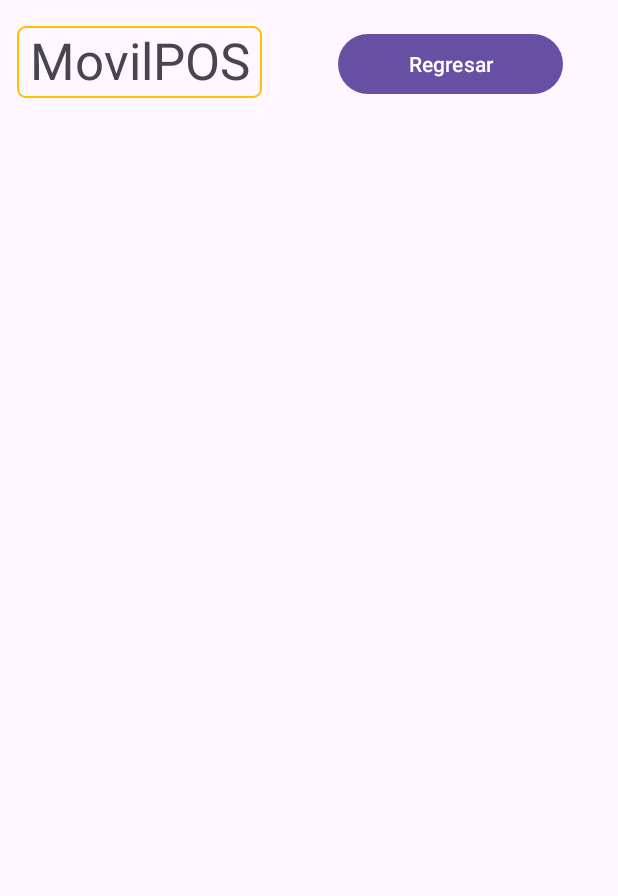
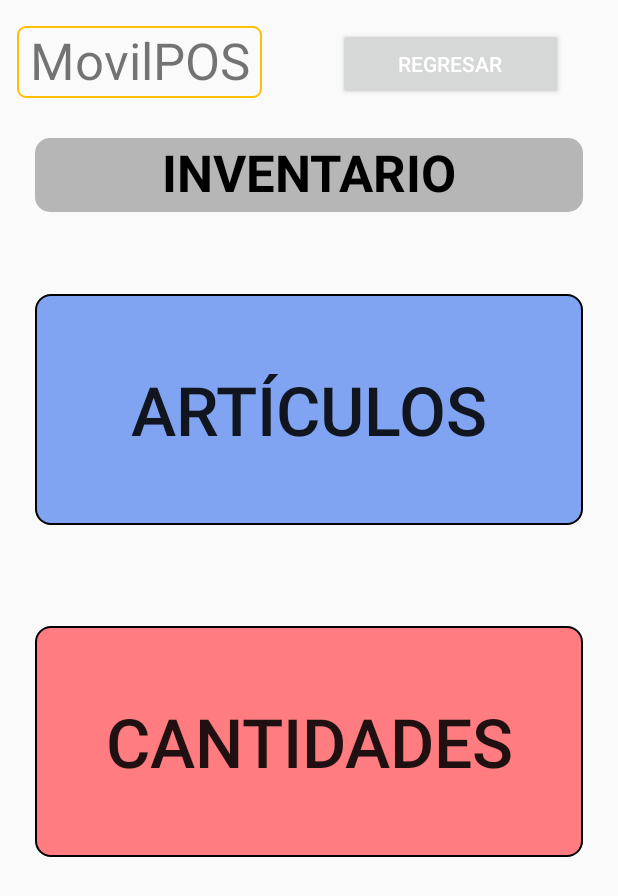
Before and after one commit to KaliGa70/ProyectoMovilPOS, an Android app: the cInventario screen opened directly, with no data from a screen before it, on a phone screen of 412 x 824 dp. Shown: the top 896 px of the screen. Run offline under Robolectric (Android 15) with nearby library versions, the phone set to English and light mode, and no system bars.

Commit message:
Apartado de inventario -> ARTICULOS/CANTIDADES

```diff
--- /dev/null
+++ b/app/src/main/res/drawable/custom_boton_articulos.xml
@@ -0,0 +1,8 @@
+<?xml version="1.0" encoding="utf-8"?>
+<shape xmlns:android="http://schemas.android.com/apk/res/android">
+
+    <solid android:color="@color/blueart"/>
+    <stroke android:width="1.5dp" android:color="@color/black"/>
+    <corners android:radius="10dp"/>
+
+</shape>
--- /dev/null
+++ b/app/src/main/res/drawable/custom_button_cant.xml
@@ -0,0 +1,8 @@
+<?xml version="1.0" encoding="utf-8"?>
+<shape xmlns:android="http://schemas.android.com/apk/res/android">
+
+    <corners android:radius="10dp"/>
+    <stroke android:width="1.5dp"/>
+    <solid android:color="@color/redcant"/>
+
+</shape>
--- a/app/src/main/res/layout/activity_cinventario.xml
+++ b/app/src/main/res/layout/activity_cinventario.xml
@@ -6,6 +6,50 @@
     android:layout_width="match_parent"
     android:layout_height="match_parent"
     tools:context=".cInventario">
+
+    <Button
+        android:id="@+id/btncant"
+        android:layout_width="365dp"
+        android:layout_height="154dp"
+        android:background="@drawable/custom_button_cant"
+        android:text="@string/btncant"
+        android:textSize="45sp"
+        app:layout_constraintBottom_toBottomOf="parent"
+        app:layout_constraintEnd_toEndOf="parent"
+        app:layout_constraintStart_toStartOf="parent"
+        app:layout_constraintTop_toBottomOf="@+id/btnart"
+        app:layout_constraintVertical_bias="0.211" />
+
+    <Button
+        android:id="@+id/btnart"
+        android:layout_width="365dp"
+        android:layout_height="154dp"
+        android:layout_marginTop="108dp"
+        android:background="@drawable/custom_boton_articulos"
+        android:text="@string/btnart"
+        android:textSize="45sp"
+        app:layout_constraintBottom_toBottomOf="parent"
+        app:layout_constraintEnd_toEndOf="parent"
+        app:layout_constraintStart_toStartOf="parent"
+        app:layout_constraintTop_toTopOf="parent"
+        app:layout_constraintVertical_bias="0.157" />
+
+    <TextView
+        android:id="@+id/textView"
+        android:layout_width="365dp"
+        android:layout_height="49dp"
+        android:background="@drawable/custom_textview_pedido"
+        android:textAlignment="center"
+        android:textColor="#000000"
+        android:textSize="34sp"
+        android:textStyle="bold"
+        android:text="INVENTARIO"
+        app:layout_constraintBottom_toBottomOf="parent"
+        app:layout_constraintEnd_toEndOf="parent"
+        app:layout_constraintHorizontal_bias="0.498"
+        app:layout_constraintStart_toStartOf="parent"
+        app:layout_constraintTop_toBottomOf="@+id/TituloPedidosMovilPOS"
+        app:layout_constraintVertical_bias="0.038" />
 
     <TextView
         android:id="@+id/TituloPedidosMovilPOS"
@@ -36,4 +80,5 @@
         app:layout_constraintStart_toEndOf="@+id/TituloPedidosMovilPOS"
         app:layout_constraintTop_toTopOf="parent"
         app:layout_constraintVertical_bias="0.024" />
+
 </androidx.constraintlayout.widget.ConstraintLayout>
--- a/app/src/main/res/values-night/themes.xml
+++ b/app/src/main/res/values-night/themes.xml
@@ -1,6 +1,6 @@
 <resources xmlns:tools="http://schemas.android.com/tools">
     <!-- Base application theme. -->
-    <style name="Base.Theme.ProyectoMovilPOS" parent="Theme.Material3.DayNight.NoActionBar">
+    <style name="Base.Theme.ProyectoMovilPOS" parent="Theme.AppCompat.Light.NoActionBar">
         <!-- Customize your dark theme here. -->
         <!-- <item name="colorPrimary">@color/my_dark_primary</item> -->
     </style>
--- a/app/src/main/res/values/colors.xml
+++ b/app/src/main/res/values/colors.xml
@@ -4,5 +4,8 @@
     <color name="white">#FFFFFFFF</color>
     <color name="gray">#FFB6B6B6</color>
     <color name="yellow">#FFC000</color>
+    <color name="blueart">#80a4f1</color>
+    <color name="redcant">#ff7c80</color>
+
 
 </resources>
--- a/app/src/main/res/values/strings.xml
+++ b/app/src/main/res/values/strings.xml
@@ -1,3 +1,6 @@
 <resources>
     <string name="app_name">ProyectoMovilPOS</string>
+    <string name="btnart">ARTÍCULOS</string>
+    <string name="btncant">CANTIDADES</string>
+
 </resources>
--- a/app/src/main/res/values/themes.xml
+++ b/app/src/main/res/values/themes.xml
@@ -1,6 +1,6 @@
 <resources xmlns:tools="http://schemas.android.com/tools">
     <!-- Base application theme. -->
-    <style name="Base.Theme.ProyectoMovilPOS" parent="Theme.Material3.DayNight.NoActionBar">
+    <style name="Base.Theme.ProyectoMovilPOS" parent="Theme.AppCompat.Light.NoActionBar">
         <!-- Customize your light theme here. -->
         <!-- <item name="colorPrimary">@color/my_light_primary</item> -->
     </style>
```
